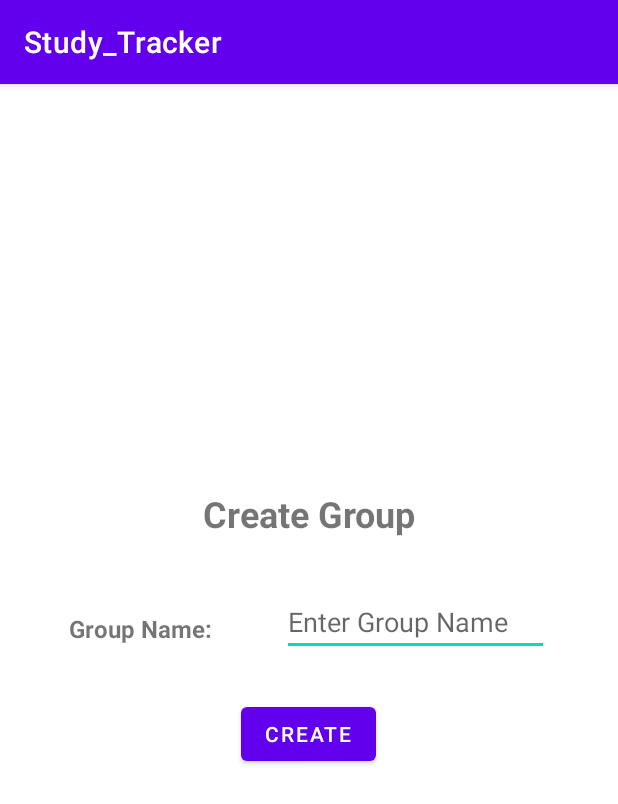
After one commit to vvkr02/Study_Tracker, an Android app: the CreateGroup screen opened directly, with no data from a screen before it, on a phone screen of 412 x 824 dp. The commit adds this screen. Shown: the top 804 px of the screen. Run offline under Robolectric (Android 15) with nearby library versions, the phone set to English and light mode, and no system bars; our stand-ins replace Volley; network calls fail.

Commit message:
Fifth commit (Create group)

```diff
--- /dev/null
+++ b/app/src/main/java/be/kuleuven/study_tracker/GroupOperations/CreateGroup.java
@@ -0,0 +1,52 @@
+package be.kuleuven.study_tracker.GroupOperations;
+
+import androidx.appcompat.app.AppCompatActivity;
+
+import android.content.Intent;
+import android.os.Bundle;
+import android.view.View;
+import android.widget.EditText;
+import android.widget.Toast;
+
+import CoreClasses.DataBaseHandler;
+import CoreClasses.User;
+import Interfaces.VolleyCallBack;
+import be.kuleuven.study_tracker.GroupPageActivity;
+import be.kuleuven.study_tracker.R;
+
+public class CreateGroup extends AppCompatActivity {
+    private User user;
+    DataBaseHandler databasehandler = new DataBaseHandler(CreateGroup.this);
+    GroupDataBaseHandler groupDataBaseHandler = new GroupDataBaseHandler(this);
+    private EditText groupname;
+
+    @Override
+    protected void onCreate(Bundle savedInstanceState) {
+        super.onCreate(savedInstanceState);
+        setContentView(R.layout.activity_create_team);
+        user = getIntent().getParcelableExtra("User");
+        groupname = findViewById(R.id.groupname);
+    }
+
+    public void onBtnCeateok_Clicked(View caller)
+    {
+
+        databasehandler.createTeam(groupname.getText().toString(),
+                user, new VolleyCallBack() {
+                    @Override
+                    public void onSuccess() {
+                        User user = databasehandler.user;
+                        Intent intent = new Intent(CreateGroup.this, GroupPageActivity.class);
+                        intent.putExtra("User", user);
+                        Toast.makeText(CreateGroup.this, "Group Created", Toast.LENGTH_SHORT).show();
+                        startActivity(intent);
+                    }
+
+                    @Override
+                    public void onFail() {
+                        Toast.makeText(CreateGroup.this, "Unable to create Group", Toast.LENGTH_SHORT).show();
+                    }
+                }
+        );
+    }
+}
--- /dev/null
+++ b/app/src/main/java/be/kuleuven/study_tracker/GroupOperations/GroupDataBaseHandler.java
@@ -0,0 +1,67 @@
+package be.kuleuven.study_tracker.GroupOperations;
+
+import static com.android.volley.toolbox.Volley.newRequestQueue;
+
+import android.content.Context;
+import android.util.Log;
+
+import com.android.volley.Request;
+import com.android.volley.RequestQueue;
+import com.android.volley.toolbox.JsonArrayRequest;
+
+import org.json.JSONArray;
+import org.json.JSONException;
+
+import CoreClasses.User;
+import Interfaces.VolleyCallBack;
+
+public class GroupDataBaseHandler {
+    private final Context context;
+    private final String serverURL = "https://studev.groept.be/api/a21pt319/";
+    private boolean isPresent;
+    private String groupname;
+    private int temp;
+
+    public GroupDataBaseHandler(Context context) {
+        this.context = context;
+    }
+
+    public void checkIfPresent(int id,final VolleyCallBack callBack)
+    {
+        String requestURL = serverURL + "check_if_present_in_group" + "/" + id;
+        newRequestQueue(this.context).add(
+                new JsonArrayRequest(
+                        Request.Method.GET,
+                        requestURL,
+                        null,
+                        response -> {
+
+                            if (response.length() > 0) {
+                                for (int i = 0; i < response.length(); i++) {
+                                    try {
+                                        setGroupname(response.getJSONObject(i).getString("groupName"));
+
+                                    } catch (JSONException e) {
+                                        e.printStackTrace();
+                                    }
+                                }
+                                callBack.onSuccess();
+
+                            } else {
+                                callBack.onFail();
+                            }
+                        },
+                        error -> Log.d("DB: ", error.getMessage(), error)
+                ));
+
+    }
+
+
+    public String getGroupname() {
+        return groupname;
+    }
+
+    public void setGroupname(String groupname) {
+        this.groupname = groupname;
+    }
+}
--- /dev/null
+++ b/app/src/main/res/layout/activity_create_team.xml
@@ -0,0 +1,66 @@
+<?xml version="1.0" encoding="utf-8"?>
+<androidx.constraintlayout.widget.ConstraintLayout xmlns:android="http://schemas.android.com/apk/res/android"
+    xmlns:app="http://schemas.android.com/apk/res-auto"
+    xmlns:tools="http://schemas.android.com/tools"
+    android:layout_width="match_parent"
+    android:layout_height="match_parent"
+    tools:context=".GroupOperations.CreateGroup">
+
+    <TextView
+        android:id="@+id/lbl_CreateTeam"
+        android:layout_width="wrap_content"
+        android:layout_height="wrap_content"
+        android:text="Create Group"
+        android:textSize="24sp"
+        android:textStyle="bold"
+        app:layout_constraintBottom_toBottomOf="parent"
+        app:layout_constraintEnd_toEndOf="parent"
+        app:layout_constraintHorizontal_bias="0.5"
+        app:layout_constraintStart_toStartOf="parent"
+        app:layout_constraintTop_toTopOf="parent"
+        app:layout_constraintVertical_bias="0.367" />
+
+    <EditText
+        android:id="@+id/groupname"
+        android:layout_width="178dp"
+        android:layout_height="43dp"
+        android:ems="10"
+        android:hint="Enter Group Name"
+        android:inputType="textPersonName"
+        app:layout_constraintBottom_toBottomOf="parent"
+        app:layout_constraintEnd_toEndOf="parent"
+        app:layout_constraintHorizontal_bias="0.5"
+        app:layout_constraintStart_toEndOf="@+id/lbl_GroupName"
+        app:layout_constraintTop_toBottomOf="@+id/lbl_CreateTeam"
+        app:layout_constraintVertical_bias="0.084" />
+
+    <TextView
+        android:id="@+id/lbl_GroupName"
+        android:layout_width="wrap_content"
+        android:layout_height="wrap_content"
+        android:text="Group Name:"
+        android:textAllCaps="false"
+        android:textSize="16sp"
+        android:textStyle="bold"
+        app:layout_constraintBottom_toBottomOf="parent"
+        app:layout_constraintEnd_toStartOf="@+id/groupname"
+        app:layout_constraintHorizontal_bias="0.5"
+        app:layout_constraintHorizontal_chainStyle="spread"
+        app:layout_constraintStart_toStartOf="parent"
+        app:layout_constraintTop_toBottomOf="@+id/lbl_CreateTeam"
+        app:layout_constraintVertical_bias="0.111" />
+
+    <Button
+        android:id="@+id/btn_createok"
+        android:layout_width="wrap_content"
+        android:layout_height="wrap_content"
+        android:onClick="onBtnCeateok_Clicked"
+        android:text="Create"
+        app:layout_constraintBottom_toBottomOf="parent"
+        app:layout_constraintEnd_toEndOf="parent"
+        app:layout_constraintHorizontal_bias="0.498"
+        app:layout_constraintStart_toStartOf="parent"
+        app:layout_constraintTop_toBottomOf="@+id/groupname"
+        app:layout_constraintVertical_bias="0.083" />
+
+</androidx.constraintlayout.widget.ConstraintLayout>
```
Also changed, not shown: app/src/main/AndroidManifest.xml (+12 -3 lines), app/src/main/java/CoreClasses/DataBaseHandler.java (+26 -0 lines), app/src/main/java/be/kuleuven/study_tracker/GroupPageActivity.java (added, +68 -0 lines), app/src/main/java/be/kuleuven/study_tracker/HomeActivity.java (+14 -0 lines), app/src/main/java/be/kuleuven/study_tracker/TimerActivity.java (added, +18 -0 lines), app/src/main/res/layout/activity_group_page.xml (added, +78 -0 lines), app/src/main/res/layout/activity_home.xml (+15 -0 lines), app/src/main/res/layout/activity_timer.xml (added, +9 -0 lines).
